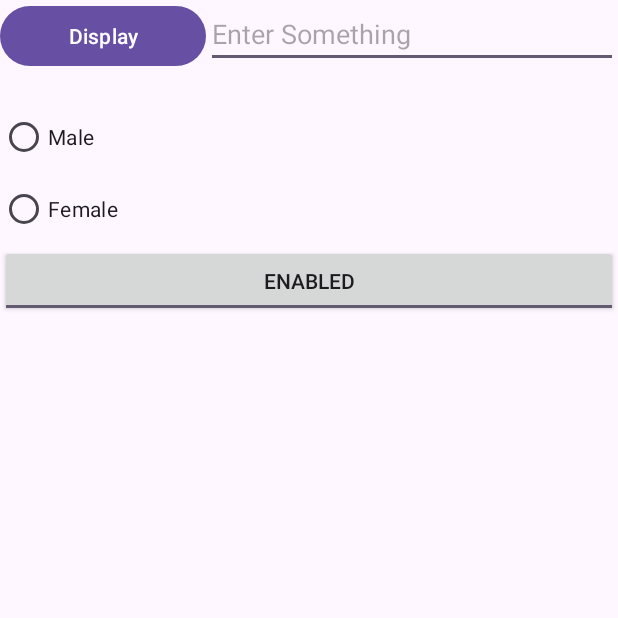
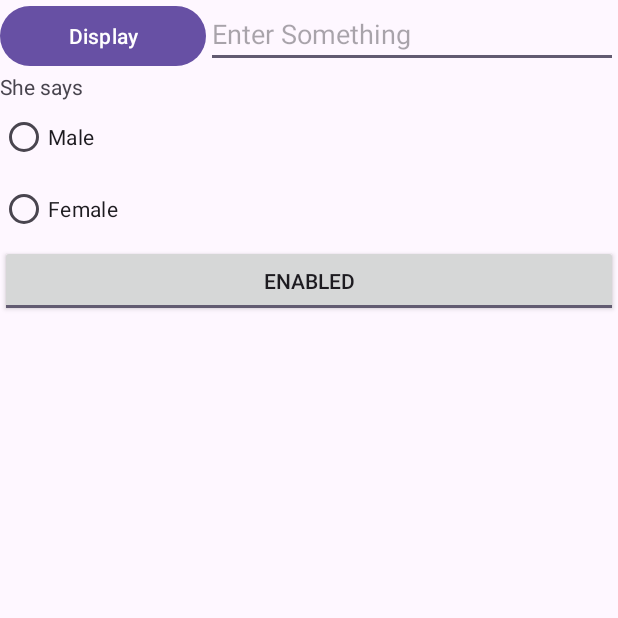
Before and after one commit to RyanLau0w0/Week03, an Android app: the screen it shows after launch (MainActivity), after a tap on "Display", on a phone screen of 412 x 824 dp, the top half of it. Run offline under Robolectric (Android 15) with nearby library versions, the phone set to English and light mode, and no system bars.

Commit message:
Completed Worksheet

```diff
--- a/app/src/main/java/sg/edu/rp/c346/id22023219/week03/MainActivity.java
+++ b/app/src/main/java/sg/edu/rp/c346/id22023219/week03/MainActivity.java
@@ -6,6 +6,7 @@ import android.os.Bundle;
 import android.view.View;
 import android.widget.Button;
 import android.widget.EditText;
+import android.widget.RadioGroup;
 import android.widget.TextView;
 import android.widget.ToggleButton;
 
@@ -16,7 +17,7 @@ public class MainActivity extends AppCompatActivity {
     Button btnDisplay;
     EditText etInput;
     ToggleButton tbtn;
-
+    RadioGroup rgGender;
 
     @Override
     protected void onCreate(Bundle savedInstanceState) {
@@ -27,12 +28,23 @@ public class MainActivity extends AppCompatActivity {
         btnDisplay = findViewById(R.id.buttonDisplay);
         etInput = findViewById(R.id.editTextInput);
         tbtn = findViewById(R.id.toggleButtonEnabled);
+        rgGender = findViewById(R.id.radioGroupGender);
 
         btnDisplay.setOnClickListener(new View.OnClickListener() {
             @Override
             public void onClick(View v) {
                 // Code for the action
                 String stringResponse = etInput.getText().toString();
+                int checkedRadioId = rgGender.getCheckedRadioButtonId();
+                if(checkedRadioId == R.id.radioButtonGenderMale){
+                    // Write the code when male selected
+                    stringResponse = "He says " + etInput.getText().toString();
+                }
+                else{
+                    // Write the code when female selected
+                    stringResponse = "She says " + etInput.getText().toString();
+                }
+
                 tvDisplay.setText(stringResponse);
             }
         });
--- a/app/src/main/res/layout/activity_main.xml
+++ b/app/src/main/res/layout/activity_main.xml
@@ -42,13 +42,13 @@
             android:id="@+id/radioButtonGenderMale"
             android:layout_width="match_parent"
             android:layout_height="wrap_content"
-            android:text="Male" />
+            android:text="@string/male" />
 
         <RadioButton
             android:id="@+id/radioButtonGenderFemale"
             android:layout_width="match_parent"
             android:layout_height="wrap_content"
-            android:text="Female" />
+            android:text="@string/female" />
     </RadioGroup>
 
     <ToggleButton
--- a/app/src/main/res/values/strings.xml
+++ b/app/src/main/res/values/strings.xml
@@ -5,4 +5,6 @@
     <string name="DisplayUser">Display what the user enters</string>
     <string name="disabled">Disabled</string>
     <string name="enabled">Enabled</string>
+    <string name="male">Male</string>
+    <string name="female">Female</string>
 </resources>
```
